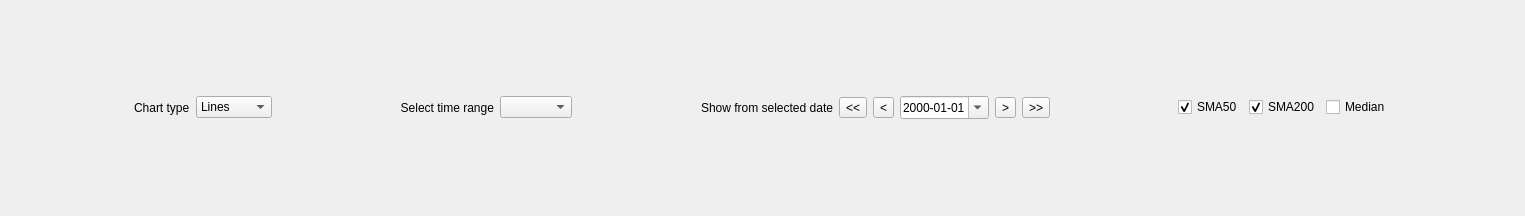
Before: the Qt Designer form ui/wdgProductHistoricalChart.ui in turulomio/xulpymoney, drawn with Qt 5.
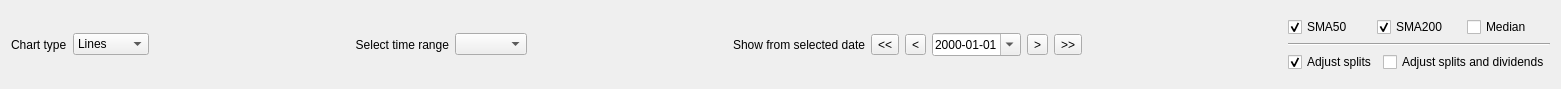
After: the same form once the commit is applied. Icons and pictures are not drawn.

Commit message: Integrating splits and dividend adjust in chart

Diff of the .ui file:
```diff
--- a/ui/wdgProductHistoricalChart.ui
+++ b/ui/wdgProductHistoricalChart.ui
@@ -6,26 +6,15 @@
    <rect>
     <x>0</x>
     <y>0</y>
-    <width>1525</width>
-    <height>216</height>
+    <width>1561</width>
+    <height>89</height>
    </rect>
   </property>
-  <layout class="QVBoxLayout" name="verticalLayout">
+  <layout class="QHBoxLayout" name="horizontalLayout_7">
    <item>
-    <layout class="QHBoxLayout" name="horizontalLayout_3">
+    <layout class="QVBoxLayout" name="verticalLayout_2">
      <item>
-      <spacer name="horizontalSpacer_2">
-       <property name="orientation">
-        <enum>Qt::Horizontal</enum>
-       </property>
-       <property name="sizeHint" stdset="0">
-        <size>
-         <width>40</width>
-         <height>20</height>
-        </size>
-       </property>
-      </spacer>
-     </item>
+      <layout class="QHBoxLayout" name="horizontalLayout_6">
      <item>
       <layout class="QHBoxLayout" name="horizontalLayout_2">
        <item>
@@ -166,6 +155,10 @@
       </spacer>
      </item>
      <item>
+        <layout class="QVBoxLayout" name="verticalLayout_3">
+         <item>
+          <layout class="QHBoxLayout" name="horizontalLayout_3">
+           <item>
       <widget class="QCheckBox" name="chkSMA50">
        <property name="text">
         <string>SMA50</string>
@@ -192,18 +185,42 @@
        </property>
       </widget>
      </item>
+          </layout>
+         </item>
      <item>
-      <spacer name="horizontalSpacer_4">
+          <widget class="Line" name="line">
        <property name="orientation">
         <enum>Qt::Horizontal</enum>
        </property>
-       <property name="sizeHint" stdset="0">
-        <size>
-         <width>40</width>
-         <height>20</height>
-        </size>
-       </property>
-      </spacer>
+          </widget>
+         </item>
+         <item>
+          <layout class="QHBoxLayout" name="horizontalLayout_5">
+           <item>
+            <widget class="QCheckBox" name="chkAdjustSplits">
+             <property name="text">
+              <string>Adjust splits</string>
+             </property>
+             <property name="checked">
+              <bool>true</bool>
+             </property>
+            </widget>
+           </item>
+           <item>
+            <widget class="QCheckBox" name="chkAdjustDividends">
+             <property name="text">
+              <string>Adjust splits and dividends</string>
+             </property>
+            </widget>
+           </item>
+          </layout>
+         </item>
+        </layout>
+       </item>
+      </layout>
+     </item>
+     <item>
+      <layout class="QVBoxLayout" name="verticalLayout"/>
      </item>
     </layout>
    </item>
```
Lines whose indentation alone changed are shown as unchanged. The commit also changes 7 other files.
